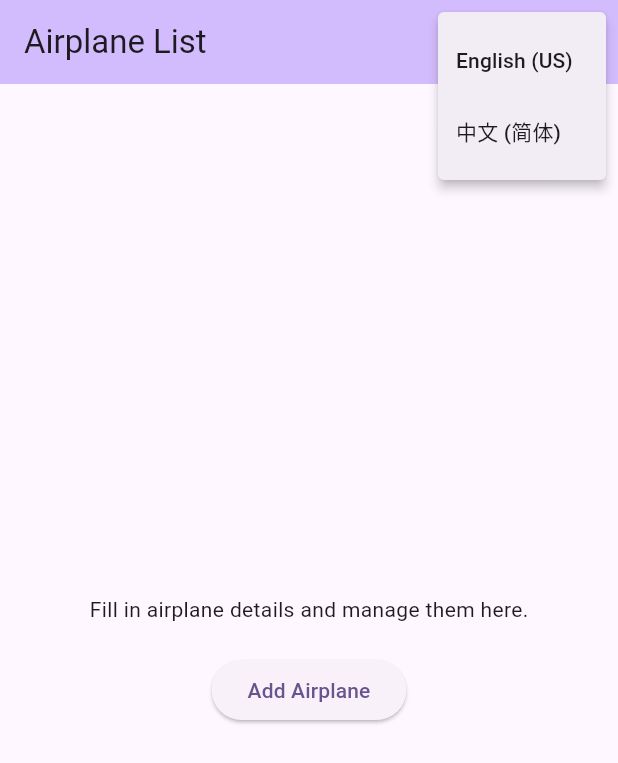
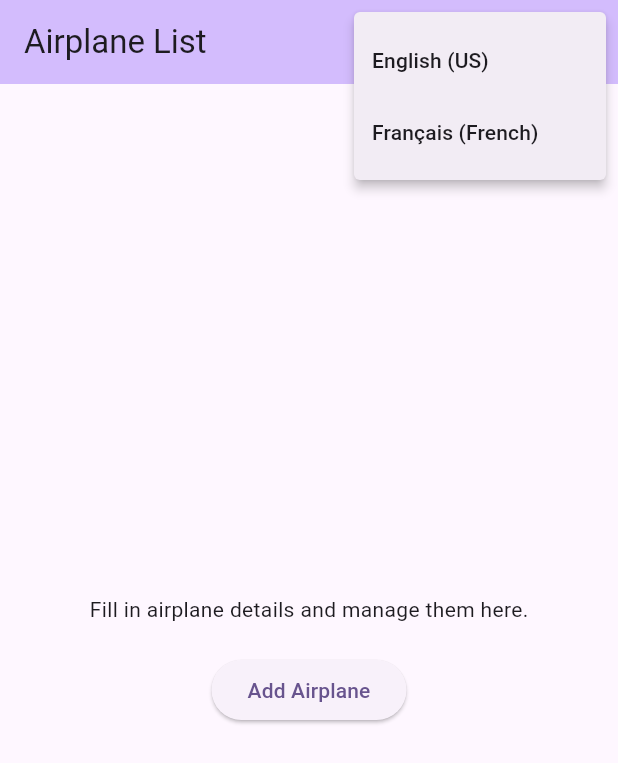
Before and after one commit to JinmingShi1/cst2335_final_project, a Flutter app: the screen it shows after launch, after a tap on the "more vert" icon, on a phone screen of 412 x 824 dp. Shown: the top 763 px of the screen. Run offline on Flutter 3.47's test engine with Material 3 defaults, Android fonts, the phone set to English and light mode, and no system bars; our stand-ins replace floor, flutter_secure_storage, sqflite; accounts and stored records are empty; generated files the repository leaves out were written again.

```diff
--- a/assets/translations/en.json
+++ b/assets/translations/en.json
@@ -5,5 +5,6 @@
   "delete": "Delete",
   "helpText": "Fill in airplane details and manage them here.",
   "airplaneListTitle": "Airplane List",
-  "howToUseContent": "Fill in the airplane details below.\nTap 'Add Airplane' to create a new entry.\nTap a list item to edit it.\nPress 'Update' to save changes, or 'Delete' to remove it.\nData is stored securely and remembered next time you open the app."
+  "howToUse": "How to use",
+  "airplaneListHowToUseContent": "Fill in the airplane details below.\nTap 'Add Airplane' to create a new entry.\nTap a list item to edit it.\nPress 'Update' to save changes, or 'Delete' to remove it.\nData is stored securely and remembered next time you open the app."
 }
--- a/lib/localization/AppLocalizations.dart
+++ b/lib/localization/AppLocalizations.dart
@@ -28,8 +28,8 @@ class AppLocalizations {
     });
   }
 
-  String? translate(String key) {
-    return _localizedStrings[key];
+  String translate(String key) {
+    return _localizedStrings[key] ?? key;
   }
 }
 
--- a/lib/main.dart
+++ b/lib/main.dart
@@ -38,7 +38,7 @@ class _MyAppState extends State<MyApp> {
       debugShowCheckedModeBanner: false,
       supportedLocales: const [
         Locale('en', 'US'),
-        Locale('zh', 'CN'),
+        Locale('fr', 'FR'),
       ],
       localizationsDelegates: const [
         AppLocalizations.delegate,
@@ -77,13 +77,13 @@ class MyHomePage extends StatelessWidget {
               if (lang == 'en') {
                 newLocale = const Locale('en');
               } else {
-                newLocale = const Locale('zh', 'cn');
+                newLocale = const Locale('fr'); // Changed to French
               }
               MyApp.setLocale(context, newLocale);
             },
             itemBuilder: (context) => const [
               PopupMenuItem(value: 'en', child: Text("English (US)")),
-              PopupMenuItem(value: 'zh', child: Text("中文 (简体)")),
+              PopupMenuItem(value: 'fr', child: Text("Français (French)")), // Changed to French
             ],
           )
         ],
```
Also changed, not shown: assets/translations/fr.json (added, +10 -0 lines), assets/translations/zh.json (deleted, +0 -9 lines), lib/pages/airplane_list_page.dart (+22 -1 lines).
